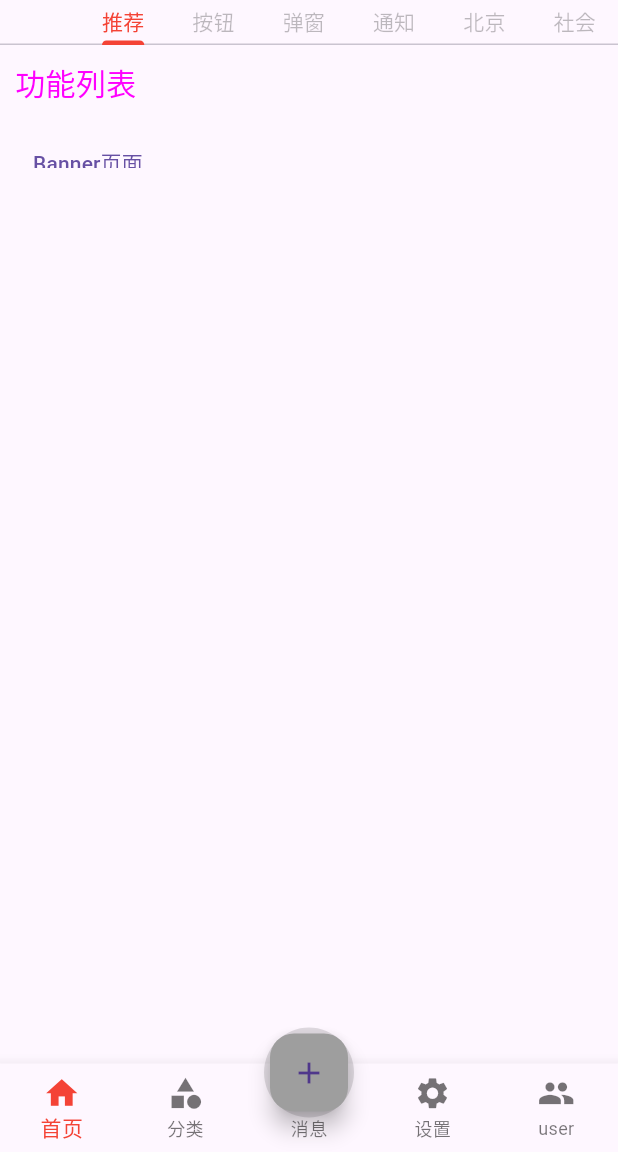
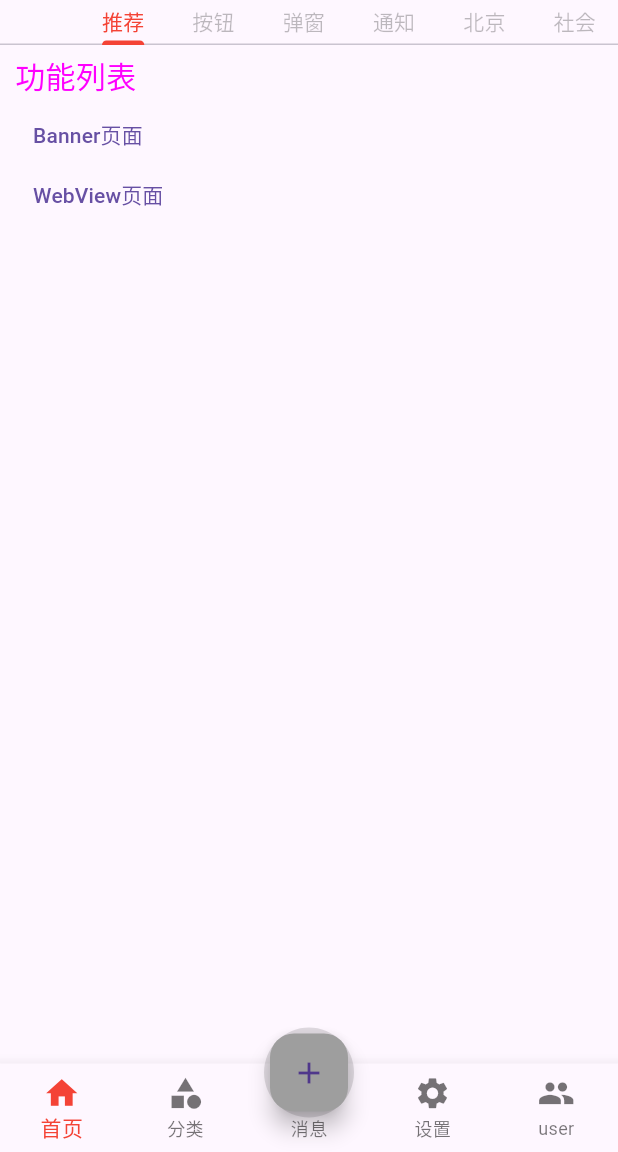
Before and after one commit to 1972820813/FlutterDemo, a Flutter app: the screen it shows after launch, on a phone screen of 412 x 824 dp, the part 84-1236 px from its top. Run offline on Flutter 3.47's test engine with Material 3 defaults, Android fonts, the phone set to English and light mode, and no system bars; our stand-ins replace card_swiper, dio, flutter_local_notifications, fluttertoast; missing offline and left inert: flutter_inappwebview.

Commit message:
feat(webView):新增webView页面，使用InAppWebView库，进行加载网页

```diff
--- a/FlutterDemo/lib/page/home/Recommended.dart
+++ b/FlutterDemo/lib/page/home/Recommended.dart
@@ -18,9 +18,9 @@ class _RecommendedPage extends State<RecommendedPage> {
       child: ListView(
         children: [
           SizedBox(
-            height: 50,
+            height: 40,
             child: Container(
-              padding: const EdgeInsets.all(10), //设置padding
+              padding: const EdgeInsets.fromLTRB(10, 0, 0, 0), //设置padding
               alignment: Alignment.centerLeft, //设置垂直居中
               child: const Text(
                 "功能列表",
@@ -30,9 +30,9 @@ class _RecommendedPage extends State<RecommendedPage> {
             ),
           ),
           SizedBox(
-            height: 50,
+            height: 40,
             child: Container(
-              padding: const EdgeInsets.all(10), //设置padding
+              padding: const EdgeInsets.fromLTRB(10, 0, 0, 0), //设置padding
               alignment: Alignment.centerLeft, //设置垂直居中
               child: TextButton(
                   onPressed: () {
@@ -45,6 +45,23 @@ class _RecommendedPage extends State<RecommendedPage> {
                   child: const Text("Banner页面")),
             ),
           ),
+          SizedBox(
+            height: 40,
+            child: Container(
+              padding: const EdgeInsets.fromLTRB(10, 0, 0, 0), //设置padding
+              alignment: Alignment.centerLeft, //设置垂直居中
+              child: TextButton(
+                  onPressed: () {
+                    //命名路由跳转
+                    Navigator.pushNamed(
+                      context,
+                      gotoWebView,
+                      arguments: {"url":"https://www.baidu.com/"}
+                    );
+                  },
+                  child: const Text("WebView页面")),
+            ),
+          ),
         ],
       ),
     );
--- a/FlutterDemo/lib/page/routes/Routes.dart
+++ b/FlutterDemo/lib/page/routes/Routes.dart
@@ -1,20 +1,25 @@
 import 'package:flutter/material.dart';
 import 'package:flutterdemo/page/recommend/RecommendBanner.dart';
+import 'package:flutterdemo/page/recommend/RecommendWebView.dart';
 
 import '../Tabs.dart';
 import '../search/SearchPage.dart';
 
+String LOG_TAG = "alex";
 ///跳转标识
 String gotoSearch = "/goto_search";
 String gotoBanner = "/goto_banner";
+String gotoWebView = "/goto_webView";
 
 /// 设置路由，为跳转做准备
 /// arguments 为传递的参数，在这里设置，则为必传参数
 /// 有search页面和banner页面可以看到    是否设置arguments的区别
+/// 传递参数，页面前面取消使用const
 Map routes = {
   "/": (context) => const Tabs(),
   gotoSearch: (context, {arguments}) => SearchPage(arguments: arguments),
-  gotoBanner: (context) => const RecommendBanner()
+  gotoBanner: (context) => const RecommendBanner(),
+  gotoWebView: (context, {arguments}) => RecommendWebView(arguments: arguments)
 };
 
 var onGenerateRoute = (RouteSettings settings) {
```
Also changed, not shown: FlutterDemo/lib/page/recommend/RecommendWebView.dart (added, +122 -0 lines), FlutterDemo/pubspec.yaml (+6 -4 lines), FlutterDemo/pubspec.lock.
